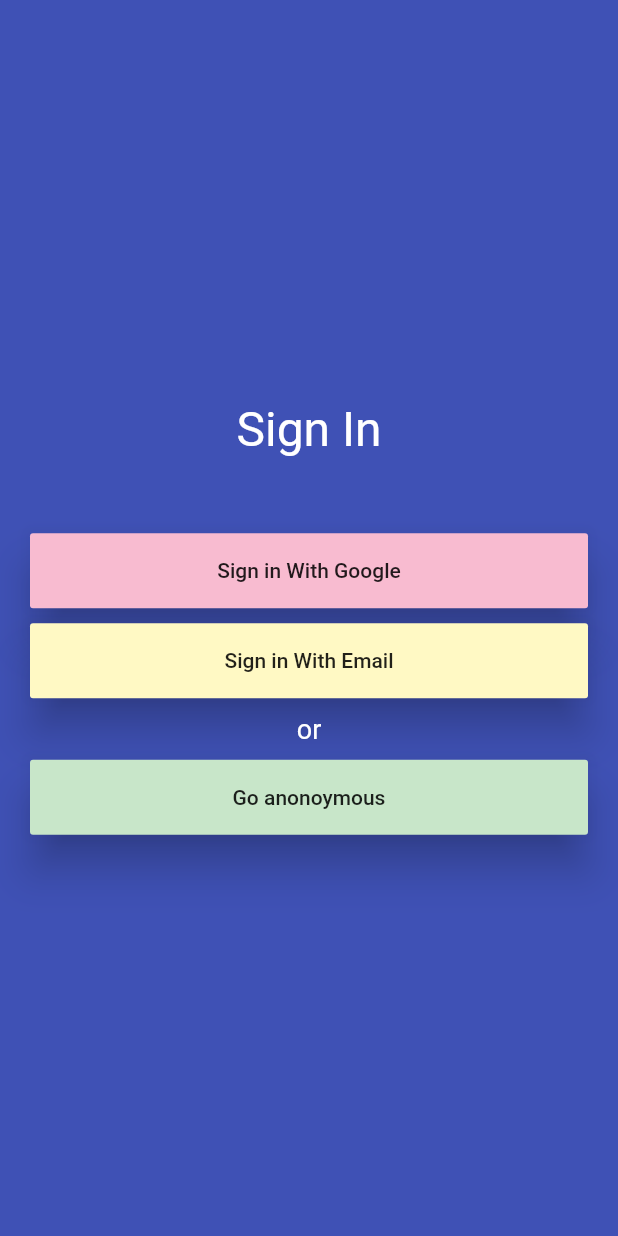
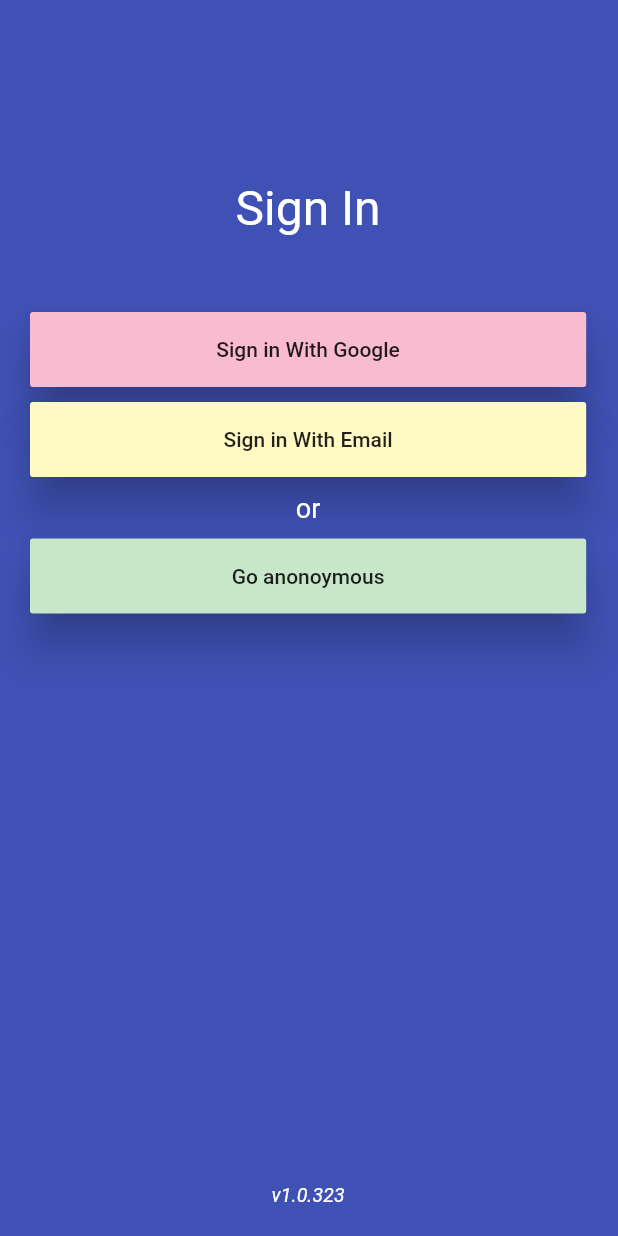
Before and after one commit to zachisit/Leo_Flutter_Mobile_App, a Flutter app: the screen it shows after launch, on a phone screen of 412 x 824 dp. Run offline on Flutter 3.47's test engine with Material 2 defaults, Android fonts, the phone set to English and light mode, and no system bars; our stand-ins replace assets_audio_player, firebase_auth, google_sign_in; accounts and stored records are empty.

Commit message:
updated home layout to include spacing with a version number

```diff
--- a/lib/app/sign_in/sign_in_page.dart
+++ b/lib/app/sign_in/sign_in_page.dart
@@ -54,13 +54,15 @@
         color: Colors.indigo,
         child: Padding(
           padding: const EdgeInsets.all(20.0),
+          child: Stack(
+            children: <Widget>[
+              Positioned(
+                top: 0,
+                width: MediaQuery.of(context).size.width*(90/100),
                 child: Column(
-              // centered in the verical alignment
-              mainAxisAlignment: MainAxisAlignment.center,
-                // allow the width of the column stretch 100% across
-                // the horizontal/cross axis alignement
                   crossAxisAlignment: CrossAxisAlignment.stretch,
                   children: <Widget>[
+                    SizedBox(height:100),
                     Text(
                         'Sign In',
                         textAlign: TextAlign.center,
@@ -101,6 +103,29 @@
                     ),
                   ],
                 ),
+              ),
+              Positioned(
+                bottom:0,
+                width: MediaQuery.of(context).size.width*(90/100),
+                child: Column(
+                  crossAxisAlignment: CrossAxisAlignment.center,
+                  mainAxisSize: MainAxisSize.max,
+                  mainAxisAlignment: MainAxisAlignment.end,
+                  children: <Widget>[
+                    Text(
+                      'v1.0.323',
+                      textAlign: TextAlign.center,
+                      style: TextStyle(
+                        fontSize: 13.0,
+                        fontStyle: FontStyle.italic,
+                        color: Colors.white,
+                      ),
+                    ),
+                  ],
+                ),
+              ),
+            ],
+          ),
         )
     );
   }
```
Lines whose indentation alone changed are shown as unchanged.
